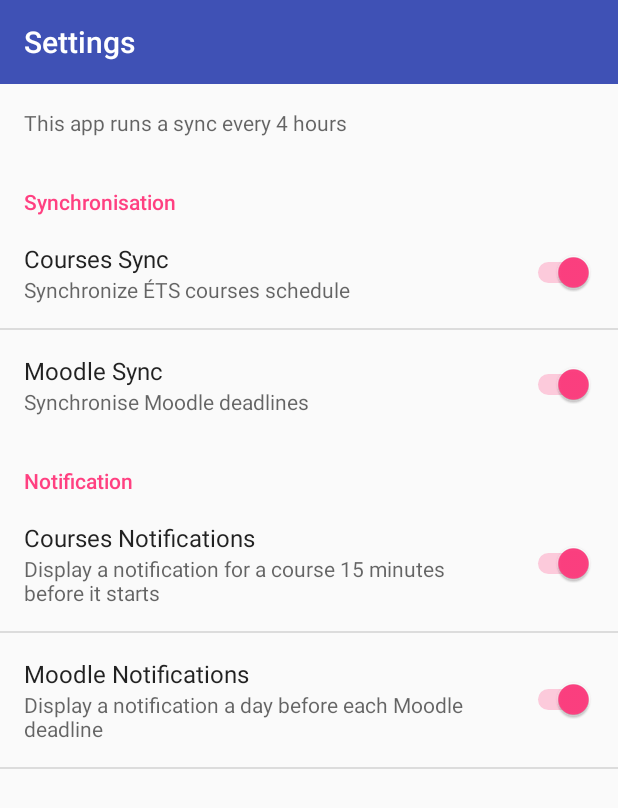
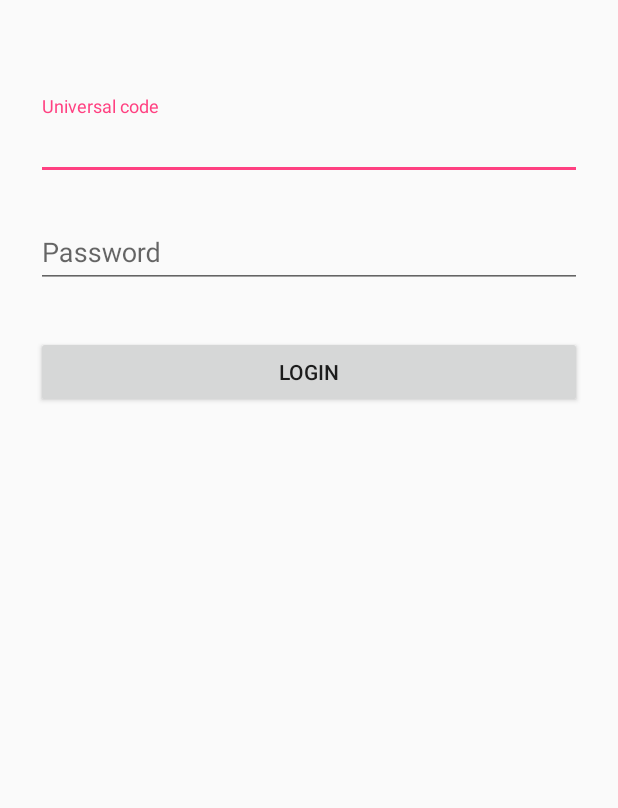
Before and after one commit to ttauveron/SyncETS, an Android app: the screen it shows after launch (SettingsActivity before the commit, LoginActivity after it), on a phone screen of 412 x 824 dp. Shown: the top 808 px of the screen. Run offline under Robolectric (Android 15) with nearby library versions, the phone set to English and light mode, and no system bars; our stand-ins replace ButterKnife; libraries missing offline, so code that uses them is left out: com.commonsware.cwac, com.securepreferences; 4 statements that could not run were skipped.

Commit message:
Login view

```diff
--- a/app/build.gradle
+++ b/app/build.gradle
@@ -33,4 +33,6 @@ dependencies {
     compile 'com.android.support:design:24.2.0'
 
     compile 'com.commonsware.cwac:wakeful:1.0.5'
+    compile 'com.jakewharton:butterknife:7.0.1'
+    compile 'com.scottyab:secure-preferences-lib:0.1.4'
 }
--- /dev/null
+++ b/app/src/main/java/com/gnut3ll4/syncets/ApplicationManager.java
@@ -0,0 +1,53 @@
+package com.gnut3ll4.syncets;
+
+import android.app.Activity;
+import android.app.Application;
+import android.content.Intent;
+import android.content.SharedPreferences;
+import android.preference.PreferenceManager;
+import android.text.TextUtils;
+
+import com.commonsware.cwac.wakeful.WakefulIntentService;
+import com.gnut3ll4.syncets.model.UserCredentials;
+import com.gnut3ll4.syncets.ui.SettingsActivity;
+import com.securepreferences.SecurePreferences;
+
+public class ApplicationManager extends Application {
+
+    public static UserCredentials userCredentials;
+
+    @Override
+    public void onCreate() {
+        super.onCreate();
+
+        SecurePreferences securePreferences = new SecurePreferences(this);
+        String u = securePreferences.getString(UserCredentials.CODE_U, "");
+        String p = securePreferences.getString(UserCredentials.CODE_P, "");
+
+        if (!TextUtils.isEmpty(u) && !TextUtils.isEmpty(p)) {
+            userCredentials = new UserCredentials(u, p);
+        }
+    }
+
+    public static void logout(final Activity activity) {
+
+        final SharedPreferences.Editor editor = PreferenceManager.getDefaultSharedPreferences(activity).edit();
+        editor.clear();
+        editor.commit();
+
+        WakefulIntentService.cancelAlarms(activity);
+
+        ApplicationManager.userCredentials = null;
+        Intent intent = new Intent(activity, SettingsActivity.class);
+        intent.setFlags(Intent.FLAG_ACTIVITY_CLEAR_TOP);
+        activity.startActivity(intent);
+        new Thread(new Runnable() {
+
+            @Override
+            public void run() {
+                activity.finish();
+            }
+        }).start();
+
+    }
+}
--- a/app/src/main/java/com/gnut3ll4/syncets/SettingsActivity.java
+++ /dev/null
@@ -1,35 +0,0 @@
-package com.gnut3ll4.syncets;
-
-import android.os.Bundle;
-import android.preference.PreferenceFragment;
-import android.support.v7.app.AppCompatActivity;
-import android.support.v7.widget.Toolbar;
-
-import com.commonsware.cwac.wakeful.WakefulIntentService;
-import com.gnut3ll4.syncets.service.DailyListener;
-
-public class SettingsActivity extends AppCompatActivity {
-
-    private Toolbar toolbar;
-
-    @Override
-    protected void onCreate(Bundle savedInstanceState) {
-        super.onCreate(savedInstanceState);
-        setContentView(R.layout.activity_main);
-        toolbar = (Toolbar) findViewById(R.id.toolbar);
-        setSupportActionBar(toolbar);
-
-        WakefulIntentService.scheduleAlarms(new DailyListener(), this, false);
-
-        getFragmentManager().beginTransaction().replace(R.id.flContent, new MyPreferenceFragment()).commit();
-    }
-
-    public static class MyPreferenceFragment extends PreferenceFragment {
-        @Override
-        public void onCreate(final Bundle savedInstanceState) {
-            super.onCreate(savedInstanceState);
-            addPreferencesFromResource(R.xml.preferences);
-        }
-    }
-
-}
--- a/app/src/main/java/com/gnut3ll4/syncets/service/BackgroundService.java
+++ b/app/src/main/java/com/gnut3ll4/syncets/service/BackgroundService.java
@@ -22,5 +22,7 @@ public class BackgroundService extends WakefulIntentService {
     @Override
     public void doWakefulWork(Intent intent) {
         Log.e("TEST", "BACKGROUND TASK EXECUTING.......");
+
+
     }
 }
--- a/app/src/main/java/com/gnut3ll4/syncets/service/DailyListener.java
+++ b/app/src/main/java/com/gnut3ll4/syncets/service/DailyListener.java
@@ -33,7 +33,7 @@ public class DailyListener implements WakefulIntentService.AlarmListener {
 //        calendar.set(Calendar.SECOND, 0);
 
         mgr.setInexactRepeating(AlarmManager.RTC, calendar.getTimeInMillis(),
-                AlarmManager.INTERVAL_HOUR/60/60, pi);
+                AlarmManager.INTERVAL_HOUR * 4, pi);
 //                AlarmManager.INTERVAL_DAY, pi);
 //        }
     }
--- /dev/null
+++ b/app/src/main/java/com/gnut3ll4/syncets/ui/SettingsActivity.java
@@ -0,0 +1,87 @@
+package com.gnut3ll4.syncets.ui;
+
+import android.content.DialogInterface;
+import android.content.Intent;
+import android.os.Bundle;
+import android.preference.PreferenceFragment;
+import android.support.v7.app.AlertDialog;
+import android.support.v7.app.AppCompatActivity;
+import android.support.v7.widget.Toolbar;
+import android.view.Menu;
+import android.view.MenuInflater;
+import android.view.MenuItem;
+
+import com.commonsware.cwac.wakeful.WakefulIntentService;
+import com.gnut3ll4.syncets.ApplicationManager;
+import com.gnut3ll4.syncets.R;
+import com.gnut3ll4.syncets.service.DailyListener;
+
+public class SettingsActivity extends AppCompatActivity {
+
+    private Toolbar toolbar;
+
+    @Override
+    protected void onCreate(Bundle savedInstanceState) {
+        super.onCreate(savedInstanceState);
+        setContentView(R.layout.activity_main);
+        toolbar = (Toolbar) findViewById(R.id.toolbar);
+        setSupportActionBar(toolbar);
+
+        WakefulIntentService.scheduleAlarms(new DailyListener(), this, false);
+
+        getFragmentManager().beginTransaction().replace(R.id.flContent, new MyPreferenceFragment()).commit();
+
+
+    }
+
+    @Override
+    protected void onResume() {
+        super.onResume();
+        if (ApplicationManager.userCredentials == null) {
+            Intent intent = new Intent(this, LoginActivity.class);
+            startActivityForResult(intent, 0);
+        }
+
+    }
+
+    @Override
+    public boolean onCreateOptionsMenu(Menu menu) {
+        MenuInflater inflater=getMenuInflater();
+        inflater.inflate(R.menu.main_menu, menu);
+        return super.onCreateOptionsMenu(menu);
+    }
+
+    @Override
+    public boolean onOptionsItemSelected(MenuItem item) {
+        switch (item.getItemId()) {
+            case R.id.logout:
+                new AlertDialog.Builder(this)
+                        .setIcon(R.drawable.ic_exit_to_app_black_48dp)
+                        .setTitle(R.string.logout)
+                        .setMessage(R.string.confirm_logout)
+                        .setPositiveButton(R.string.yes, new DialogInterface.OnClickListener()
+                        {
+                            @Override
+                            public void onClick(DialogInterface dialog, int which) {
+                                ApplicationManager.logout(SettingsActivity.this);
+                            }
+
+                        })
+                        .setNegativeButton(R.string.no, null)
+                        .show();
+                return true;
+            default:
+                return super.onOptionsItemSelected(item);
+        }
+    }
+
+
+    public static class MyPreferenceFragment extends PreferenceFragment {
+        @Override
+        public void onCreate(final Bundle savedInstanceState) {
+            super.onCreate(savedInstanceState);
+            addPreferencesFromResource(R.xml.preferences);
+        }
+    }
+
+}
--- /dev/null
+++ b/app/src/main/res/layout/activity_login.xml
@@ -0,0 +1,57 @@
+<?xml version="1.0" encoding="utf-8"?>
+<ScrollView xmlns:android="http://schemas.android.com/apk/res/android"
+    android:layout_width="fill_parent"
+    android:layout_height="fill_parent"
+    android:fitsSystemWindows="true">
+
+    <LinearLayout
+        android:orientation="vertical"
+        android:layout_width="match_parent"
+        android:layout_height="wrap_content"
+        android:paddingTop="56dp"
+        android:paddingLeft="24dp"
+        android:paddingRight="24dp">
+
+        <!--<ImageView android:src="@drawable/logo"-->
+            <!--android:layout_width="wrap_content"-->
+            <!--android:layout_height="72dp"-->
+            <!--android:layout_marginBottom="24dp"-->
+            <!--android:layout_gravity="center_horizontal" />-->
+
+        <!--  Email Label -->
+        <android.support.design.widget.TextInputLayout
+            android:layout_width="match_parent"
+            android:layout_height="wrap_content"
+            android:layout_marginTop="8dp"
+            android:layout_marginBottom="8dp">
+            <EditText android:id="@+id/input_email"
+                android:layout_width="match_parent"
+                android:layout_height="wrap_content"
+                android:inputType="textEmailAddress"
+                android:hint="@string/universal_code" />
+        </android.support.design.widget.TextInputLayout>
+
+        <!--  Password Label -->
+        <android.support.design.widget.TextInputLayout
+            android:layout_width="match_parent"
+            android:layout_height="wrap_content"
+            android:layout_marginTop="8dp"
+            android:layout_marginBottom="8dp">
+            <EditText android:id="@+id/input_password"
+                android:layout_width="match_parent"
+                android:layout_height="wrap_content"
+                android:inputType="textPassword"
+                android:hint="@string/password"/>
+        </android.support.design.widget.TextInputLayout>
+
+        <android.support.v7.widget.AppCompatButton
+            android:id="@+id/btn_login"
+            android:layout_width="fill_parent"
+            android:layout_height="wrap_content"
+            android:layout_marginTop="24dp"
+            android:layout_marginBottom="24dp"
+            android:padding="12dp"
+            android:text="Login"/>
+
+    </LinearLayout>
+</ScrollView>
--- a/app/src/main/res/layout/toolbar.xml
+++ b/app/src/main/res/layout/toolbar.xml
@@ -3,4 +3,8 @@
     android:layout_width="match_parent"
     android:layout_height="@dimen/abc_action_bar_default_height_material"
     android:theme="@style/ThemeOverlay.AppCompat.Dark.ActionBar"
-    android:background="@color/colorPrimary"/>
+    android:background="@color/colorPrimary">
+
+
+
+</android.support.v7.widget.Toolbar>
--- /dev/null
+++ b/app/src/main/res/menu/main_menu.xml
@@ -0,0 +1,10 @@
+<?xml version="1.0" encoding="utf-8"?>
+<menu xmlns:android="http://schemas.android.com/apk/res/android"
+    xmlns:app="http://schemas.android.com/apk/res-auto">
+    <item
+        android:id="@+id/logout"
+        android:title="@string/logout"
+        android:icon="@drawable/ic_exit_to_app_white_48dp"
+        app:showAsAction="always"/>
+
+</menu>
--- a/app/src/main/res/values/strings.xml
+++ b/app/src/main/res/values/strings.xml
@@ -83,4 +83,12 @@
     <string name="notif_moodle_title">Moodle Notifications</string>
     <string name="notification">Notification</string>
     <string name="synchronization">Synchronisation</string>
+    <string name="universal_code">Universal code</string>
+    <string name="password">Password</string>
+    <string name="login_activity">Login</string>
+    <string name="logout">Logout</string>
+    <string name="about">About</string>
+    <string name="confirm_logout">Are you sure you want to logout?</string>
+    <string name="yes">Yes</string>
+    <string name="no">No</string>
 </resources>
```
Also changed, not shown: app/src/main/AndroidManifest.xml (+8 -2 lines), app/src/main/java/com/gnut3ll4/syncets/model/UserCredentials.java (added, +57 -0 lines), app/src/main/java/com/gnut3ll4/syncets/ui/LoginActivity.java (added, +142 -0 lines), app/src/main/res/drawable/ic_exit_to_app_black_48dp.png (added), app/src/main/res/drawable/ic_exit_to_app_white_48dp.png (added).
